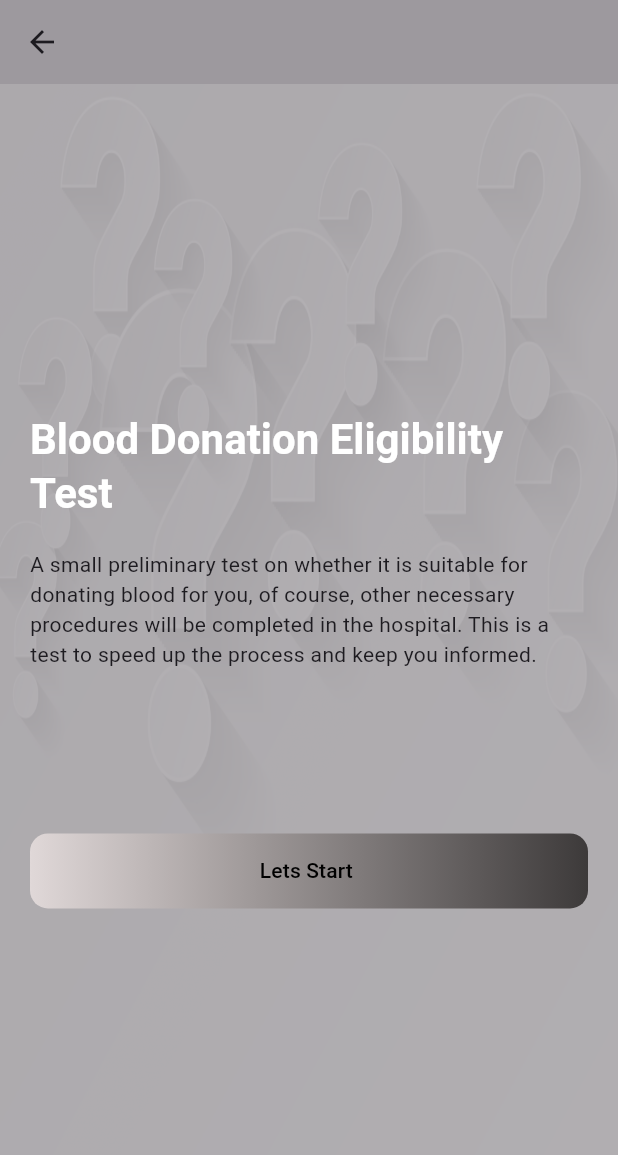
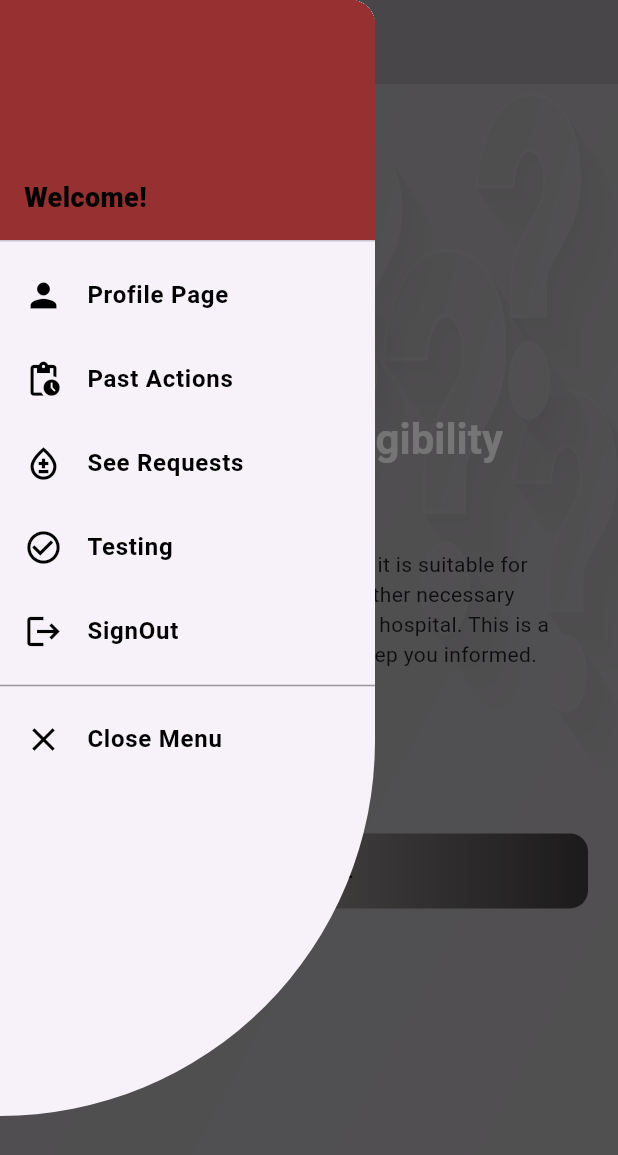
Before and after one commit to bidur0123/DonorHub, a Flutter app: the TestStartingScreen screen opened directly, with the side drawer open (before the commit the screen has no drawer), on a phone screen of 412 x 824 dp. Shown: the top 1155 px of the screen. Run offline on Flutter 3.47's test engine with Material 3 defaults, Android fonts, the phone set to English and light mode, and no system bars; our stand-ins replace fluttertoast, get.

Commit message:
welcome page

```diff
--- /dev/null
+++ b/lib/screen/Drawer_screen/donor_drawer.dart
@@ -0,0 +1,181 @@
+
+import 'package:donor_hub/screen/entering_screen/entering_page.dart';
+import 'package:donor_hub/screen/welcome/welcome_screen.dart';
+import 'package:flutter/material.dart';
+
+class DonorDrawer extends StatelessWidget {
+  const DonorDrawer({super.key});
+
+  @override
+  Widget build(BuildContext context) {
+    return Padding(
+      padding: const EdgeInsets.only(bottom: 80),
+      child: ClipRRect(
+        borderRadius: const BorderRadius.only(
+          bottomRight: Radius.circular(250),
+        ),
+        child: SizedBox(
+          width: 250,
+          child: Drawer(
+            child: ListView(
+              children: <Widget>[
+                const UserAccountsDrawerHeader(
+                  //Color(0xff4367b1)
+                  decoration: BoxDecoration(
+                    color: Color(0xFF973030),
+                  ),
+                  accountName: Text(
+                    '',
+                    style: TextStyle(
+                      fontSize: 1,
+                      fontWeight: FontWeight.w800,
+                      //color: Colors.grey[300],
+                      color: Colors.black,
+                    ),
+                  ),
+                  accountEmail: Text(
+                    'Welcome!',
+                    style: TextStyle(
+                      fontSize: 18,
+                      fontWeight: FontWeight.w800,
+                      color: Colors.black,
+                    ),
+                  ),
+                ),
+                ListTile(
+                  title: const Text(
+                    'Profile Page',
+                    style: TextStyle(
+                      fontSize: 16.0,
+                      fontWeight: FontWeight.w600,
+                      color: Colors.black,
+                    ),
+                  ),
+                  onTap: () {
+                    // Update the state of the app
+                    // ...
+                    // Then close the drawer // transaction resuşt should be in profile page
+                  //  Navigator.push(context,   MaterialPageRoute(builder: (context) => ProfileScreen()));
+                  },
+                  leading: const Icon(
+                    Icons.person,
+                    size: 26.0,
+                    color: Colors.black,
+                  ),
+                ),
+                ListTile(
+                  title: const Text(
+                    'Past Actions ',
+                    style: TextStyle(
+                      fontSize: 16.0,
+                      fontWeight: FontWeight.w600,
+                      color: Colors.black,
+                    ),
+                  ),
+                  onTap: () {
+                    // Update the state of the app
+                    // ...
+                    // Then close the drawer // transaction resuşt should be in profile page
+                  //  Navigator.push(context,   MaterialPageRoute(builder: (context) => const TransactionResult()));
+                  },
+                  leading: const Icon(
+                    Icons.pending_actions,
+                    size: 26.0,
+                    color: Colors.black,
+                  ),
+                ),
+                ListTile(
+                  title: const Text(
+                    'See Requests ',
+                    style: TextStyle(
+                      fontSize: 16.0,
+                      fontWeight: FontWeight.w600,
+                      color: Colors.black,
+                    ),
+                  ),
+                  onTap: () {
+                    // Update the state of the app
+                    // ...
+                    // Then close the drawer // transaction resuşt should be in profile page
+                 //   Navigator.push(context,   MaterialPageRoute(builder: (context) => const ShowRequest()));
+                  },
+                  leading: const Icon(
+                    Icons.bloodtype_outlined,
+                    size: 26.0,
+                    color: Colors.black,
+                  ),
+                ),
+                ListTile(
+                  title: const Text(
+                    'Testing',
+                    style: TextStyle(
+                      fontSize: 16.0,
+                      fontWeight: FontWeight.w600,
+                      color: Colors.black,
+                    ),
+                  ),
+                  onTap: () {
+                    // Update the state of the app
+                    // ...
+                    // Then close the drawer
+                    Navigator.push(context,   MaterialPageRoute(builder: (context) => const TestStartingScreen()));
+                  },
+                  leading: const Icon(
+                    Icons.check_circle_outline,
+                    size: 26.0,
+                    color: Colors.black,
+                  ),
+                ),
+                ListTile(
+                  title: const Text(
+                    'SignOut',
+                    style: TextStyle(
+                      fontSize: 16.0,
+                      fontWeight: FontWeight.w600,
+                      color: Colors.black,
+                    ),
+                  ),
+                  onTap: () {
+                    // Update the state of the app
+                    // ...
+                    // Then close the drawer
+                    Navigator.push(context,   MaterialPageRoute(builder: (context) =>  EnteringPage()));
+                  },
+                  leading: const Icon(
+                    Icons.logout,
+                    size: 26.0,
+                    color: Colors.black,
+                  ),
+                ),
+                const Divider(
+                  color: Colors.black38,
+                ),
+                ListTile(
+                  title: const Text(
+                    'Close Menu',
+                    style: TextStyle(
+                      fontSize: 16.0,
+                      fontWeight: FontWeight.w600,
+                      color: Colors.black,
+                    ),
+                  ),
+                  onTap: () {
+                    // Update the state of the app
+                    // ...
+                    // Then close the drawer
+                    Navigator.pop(context);
+                  },
+                  leading: const Icon(
+                    Icons.close,
+                    size: 26.0,
+                    color: Colors.black,
+                  ),
+                ),
+              ],
+            ),
+          ),
+        ),
+      ),
+    );
+  }
+}
--- a/lib/screen/welcome/welcome_screen.dart
+++ b/lib/screen/welcome/welcome_screen.dart
@@ -1,3 +1,4 @@
+import 'package:donor_hub/screen/Drawer_screen/donor_drawer.dart';
 import 'package:donor_hub/utils/constants.dart';
 import 'package:flutter/material.dart';
 import 'package:get/get.dart';
@@ -9,7 +10,7 @@ class TestStartingScreen extends StatelessWidget {
   @override
   Widget build(BuildContext context) {
     return Scaffold(
-    //  drawer: DonorDrawer(),
+      drawer: const DonorDrawer(),
       appBar: AppBar(
         backgroundColor: Colors.black38,
       ),
```
